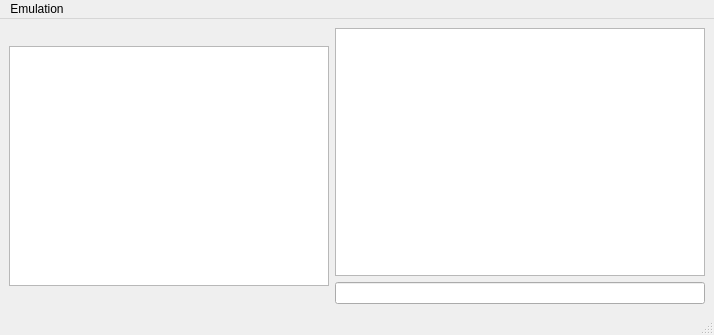
The window that mainwindow.ui (nspire-emus/firebird) describes before a commit, drawn with Qt 5.
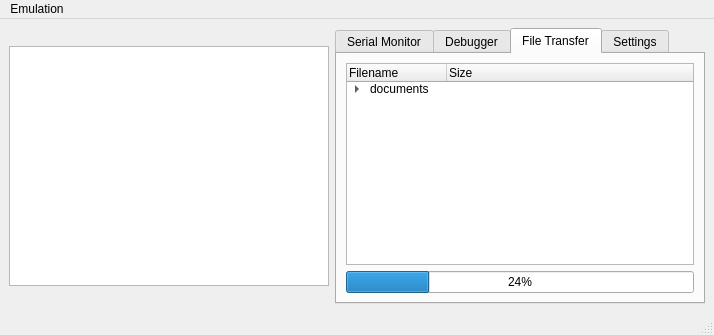
The same window after the commit. The open tabs and pages were chosen to show the change.

Diff of the .ui file:
```diff
--- a/mainwindow.ui
+++ b/mainwindow.ui
@@ -50,18 +50,99 @@
      </widget>
     </item>
     <item>
-     <layout class="QVBoxLayout" name="verticalLayout">
-      <item>
-       <widget class="QPlainTextEdit" name="plainTextEdit">
-        <property name="readOnly">
-         <bool>true</bool>
-        </property>
-       </widget>
-      </item>
-      <item>
-       <widget class="QLineEdit" name="lineEdit"/>
-      </item>
-     </layout>
+     <widget class="QTabWidget" name="tabWidget">
+      <property name="currentIndex">
+       <number>0</number>
+      </property>
+      <widget class="QWidget" name="tabSerial">
+       <attribute name="title">
+        <string>Serial Monitor</string>
+       </attribute>
+       <layout class="QVBoxLayout" name="verticalLayout_3">
+        <item>
+         <widget class="QPlainTextEdit" name="serialConsole">
+          <property name="readOnly">
+           <bool>true</bool>
+          </property>
+         </widget>
+        </item>
+       </layout>
+      </widget>
+      <widget class="QWidget" name="tabDebugger">
+       <attribute name="title">
+        <string>Debugger</string>
+       </attribute>
+       <layout class="QVBoxLayout" name="verticalLayout">
+        <item>
+         <widget class="QPlainTextEdit" name="debugConsole">
+          <property name="readOnly">
+           <bool>true</bool>
+          </property>
+         </widget>
+        </item>
+        <item>
+         <widget class="QLineEdit" name="lineEdit"/>
+        </item>
+       </layout>
+      </widget>
+      <widget class="QWidget" name="tabFiles">
+       <attribute name="title">
+        <string>File Transfer</string>
+       </attribute>
+       <layout class="QVBoxLayout" name="verticalLayout_2">
+        <item>
+         <widget class="QTreeWidget" name="treeWidget">
+          <column>
+           <property name="text">
+            <string>Filename</string>
+           </property>
+          </column>
+          <column>
+           <property name="text">
+            <string>Size</string>
+           </property>
+          </column>
+          <item>
+           <property name="text">
+            <string>documents</string>
+           </property>
+           <property name="text">
+            <string/>
+           </property>
+           <item>
+            <property name="text">
+             <string>ndless</string>
+            </property>
+            <property name="text">
+             <string/>
+            </property>
+            <item>
+             <property name="text">
+              <string>ndless_resources_3.6.tns</string>
+             </property>
+             <property name="text">
+              <string>100k</string>
+             </property>
+            </item>
+           </item>
+          </item>
+         </widget>
+        </item>
+        <item>
+         <widget class="QProgressBar" name="progressBar">
+          <property name="value">
+           <number>24</number>
+          </property>
+         </widget>
+        </item>
+       </layout>
+      </widget>
+      <widget class="QWidget" name="tabSettings">
+       <attribute name="title">
+        <string>Settings</string>
+       </attribute>
+      </widget>
+     </widget>
     </item>
    </layout>
   </widget>
```
Left out of the diff: 6 changed lines with no effect on the pictures.
